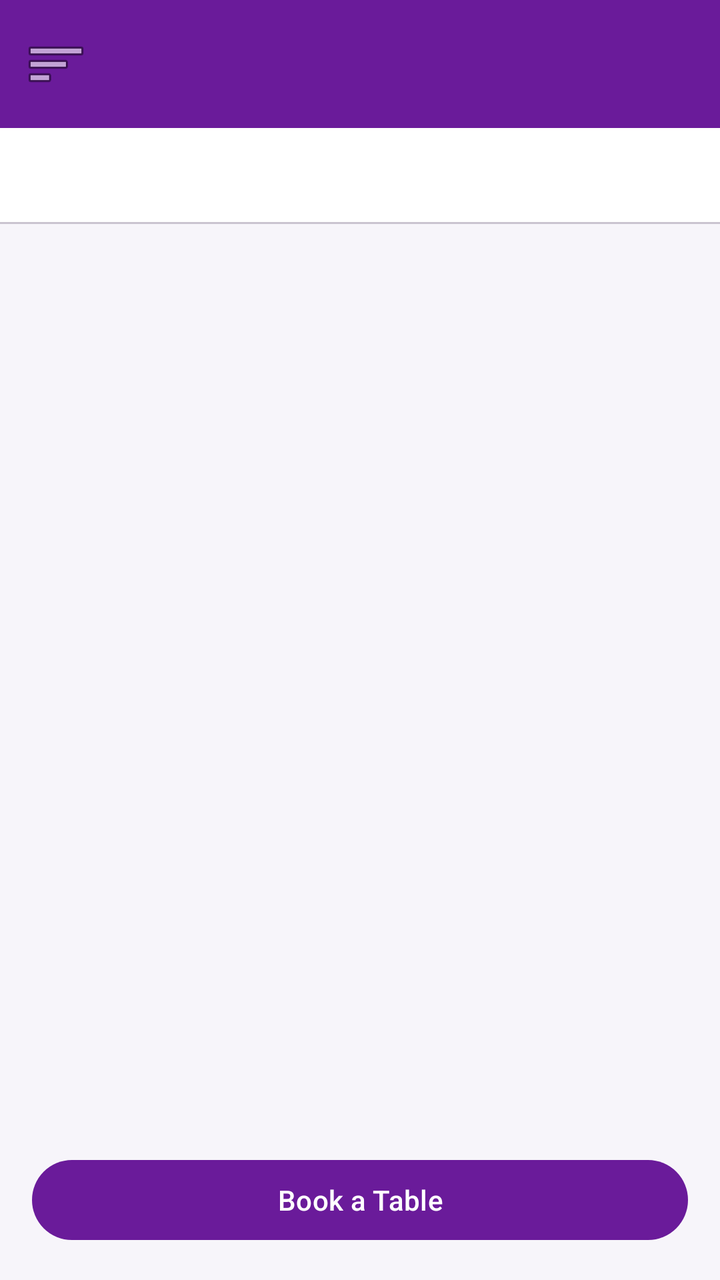
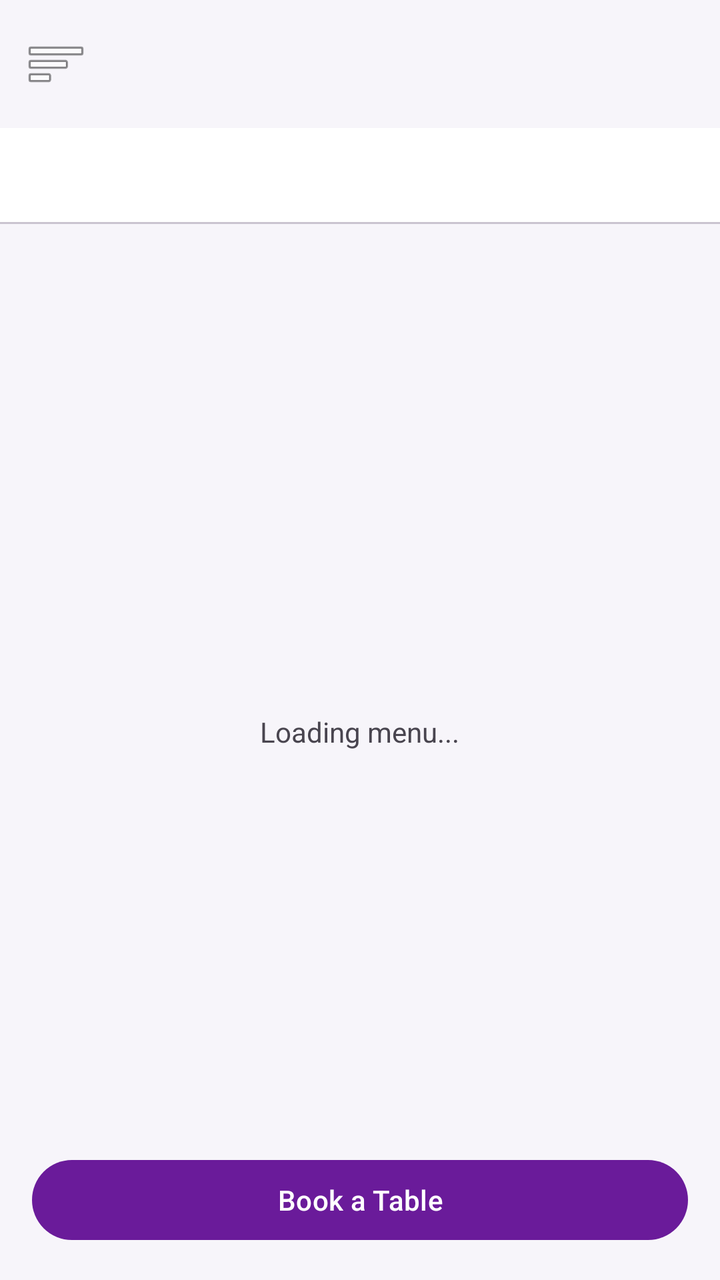

An Android layout rendered at two revisions. The XML below is the earlier revision; the diff shows what the commit changed to produce the second picture.
<!-- AndroidManifest.xml: application theme Theme.COMP2000RestaurantApp -->
<!-- res/layout/activity_menu.xml -->
<?xml version="1.0" encoding="utf-8"?>
<androidx.drawerlayout.widget.DrawerLayout
    xmlns:android="http://schemas.android.com/apk/res/android"
    xmlns:app="http://schemas.android.com/apk/res-auto"
    android:id="@+id/drawer_layout"
    android:layout_width="match_parent"
    android:layout_height="match_parent">

    <FrameLayout
        android:layout_width="match_parent"
        android:layout_height="match_parent">

        <LinearLayout
            android:orientation="vertical"
            android:layout_width="match_parent"
            android:layout_height="match_parent">

            <com.google.android.material.appbar.MaterialToolbar
                android:id="@+id/topAppBar"
                android:layout_width="match_parent"
                android:layout_height="wrap_content"
                android:title="Menu"
                app:navigationIcon="@android:drawable/ic_menu_sort_by_size"
                style="@style/AppToolbar"/>

            <com.google.android.material.tabs.TabLayout
                android:id="@+id/tabLayout"
                android:layout_width="match_parent"
                android:layout_height="wrap_content"
                app:tabIndicatorColor="@color/purple_secondary"
                app:tabSelectedTextColor="@color/purple_primary"/>

            <ScrollView
                android:id="@+id/scrollMenu"
                android:layout_width="match_parent"
                android:layout_height="0dp"
                android:layout_weight="1"
                android:padding="16dp">

                <LinearLayout
                    android:id="@+id/menuContainer"
                    android:orientation="vertical"
                    android:layout_width="match_parent"
                    android:layout_height="wrap_content"/>
            </ScrollView>

            <com.google.android.material.button.MaterialButton
                android:id="@+id/btnBookNow"
                android:layout_width="match_parent"
                android:layout_height="wrap_content"
                android:text="Book a Table"
                android:layout_margin="16dp"/>
        </LinearLayout>

        
        <com.google.android.material.floatingactionbutton.FloatingActionButton
            android:id="@+id/fabAddItem"
            android:layout_width="wrap_content"
            android:layout_height="wrap_content"
            android:layout_gravity="bottom|end"
            android:layout_margin="24dp"
            android:contentDescription="Add menu item"
            android:src="@android:drawable/ic_input_add"
            android:visibility="gone"
            app:backgroundTint="@color/purple_primary"/>

    </FrameLayout>

    <com.google.android.material.navigation.NavigationView
        android:id="@+id/navigation_view"
        android:layout_width="280dp"
        android:layout_height="match_parent"
        android:layout_gravity="start"
        app:menu="@menu/drawer_menu"
        app:headerLayout="@layout/drawer_header"/>

</androidx.drawerlayout.widget.DrawerLayout>
<!-- res/layout/drawer_header.xml (included above) -->
<?xml version="1.0" encoding="utf-8"?>
<LinearLayout
    xmlns:android="http://schemas.android.com/apk/res/android"
    android:orientation="vertical"
    android:padding="24dp"
    android:gravity="bottom"
    android:background="@color/purple_primary"
    android:layout_width="match_parent"
    android:layout_height="160dp">

    <TextView
        android:text="Restaurant App"
        android:textColor="@android:color/white"
        android:textSize="18sp"
        android:textStyle="bold"
        android:layout_width="wrap_content"
        android:layout_height="wrap_content"/>

    <TextView
        android:text="guest@user.com"
        android:textColor="@android:color/white"
        android:textSize="14sp"
        android:layout_marginTop="4dp"
        android:layout_width="wrap_content"
        android:layout_height="wrap_content"/>
</LinearLayout>
<!-- resources referenced by this layout -->
<resources>
  <color name="purple_primary">#6A1B9A</color>
  <color name="purple_secondary">#9C27B0</color>
  <style name="AppToolbar" parent="Widget.Material3.Toolbar">
          <item name="android:background">?attr/colorPrimary</item>
          <item name="android:elevation">4dp</item>
          <item name="titleTextColor">@android:color/white</item>
          <item name="subtitleTextColor">@android:color/white</item>
      </style>
  <style name="Theme.COMP2000RestaurantApp" parent="Theme.Material3.DayNight.NoActionBar">
          <item name="colorPrimary">@color/purple_primary</item>
          <item name="colorOnPrimary">@android:color/white</item>
          <item name="colorSecondary">@color/purple_secondary</item>
          <item name="colorSurface">@color/surface_white</item>
  
          <item name="android:windowBackground">@color/background_light</item>
      </style>
  <color name="surface_white">#FFFFFF</color>
  <color name="background_light">#F7F5FA</color>
</resources>

<!-- the commit's change to res/layout/activity_menu.xml (unified diff, before → after) -->
@@ -6,73 +6,98 @@
     android:layout_width="match_parent"
     android:layout_height="match_parent">
 
-    <FrameLayout
+    
+    <LinearLayout
+        android:orientation="vertical"
         android:layout_width="match_parent"
         android:layout_height="match_parent">
 
-        <LinearLayout
-            android:orientation="vertical"
+        
+        <com.google.android.material.appbar.MaterialToolbar
+            android:id="@+id/topAppBar"
             android:layout_width="match_parent"
-            android:layout_height="match_parent">
+            android:layout_height="wrap_content"
+            android:title="Menu"
+            app:navigationIcon="@android:drawable/ic_menu_sort_by_size"
+            app:elevation="4dp" />
 
-            <com.google.android.material.appbar.MaterialToolbar
-                android:id="@+id/topAppBar"
+        
+        <com.google.android.material.tabs.TabLayout
+            android:id="@+id/tabLayout"
+            android:layout_width="match_parent"
+            android:layout_height="wrap_content"
+            app:tabIndicatorColor="@color/purple_secondary"
+            app:tabSelectedTextColor="@color/purple_primary" />
+
+        
+        <FrameLayout
+            android:layout_width="match_parent"
+            android:layout_height="0dp"
+            android:layout_weight="1">
+
+            
+            <LinearLayout
+                android:id="@+id/loadingContainer"
                 android:layout_width="match_parent"
-                android:layout_height="wrap_content"
-                android:title="Menu"
-                app:navigationIcon="@android:drawable/ic_menu_sort_by_size"
-                style="@style/AppToolbar"/>
+                android:layout_height="match_parent"
+                android:gravity="center"
+                android:orientation="vertical">
 
-            <com.google.android.material.tabs.TabLayout
-                android:id="@+id/tabLayout"
+                <ProgressBar
+                    android:layout_width="wrap_content"
+                    android:layout_height="wrap_content" />
+
+                <TextView
+                    android:layout_width="wrap_content"
+                    android:layout_height="wrap_content"
+                    android:text="Loading menu..."
+                    android:layout_marginTop="12dp" />
+            </LinearLayout>
+
+            
+            <TextView
+                android:id="@+id/emptyStateText"
                 android:layout_width="match_parent"
-                android:layout_height="wrap_content"
-                app:tabIndicatorColor="@color/purple_secondary"
-                app:tabSelectedTextColor="@color/purple_primary"/>
+                android:layout_height="match_parent"
+                android:gravity="center"
+                android:text="No menu items available"
+                android:visibility="gone" />
 
+            
             <ScrollView
                 android:id="@+id/scrollMenu"
                 android:layout_width="match_parent"
-                android:layout_height="0dp"
-                android:layout_weight="1"
-                android:padding="16dp">
+                android:layout_height="match_parent"
+                android:visibility="gone">
 
                 <LinearLayout
                     android:id="@+id/menuContainer"
+                    android:layout_width="match_parent"
+                    android:layout_height="wrap_content"
                     android:orientation="vertical"
-                    android:layout_width="match_parent"
-                    android:layout_height="wrap_content"/>
+                    android:padding="16dp" />
             </ScrollView>
 
-            <com.google.android.material.button.MaterialButton
-                android:id="@+id/btnBookNow"
-                android:layout_width="match_parent"
-                android:layout_height="wrap_content"
-                android:text="Book a Table"
-                android:layout_margin="16dp"/>
-        </LinearLayout>
+        </FrameLayout>
 
         
-        <com.google.android.material.floatingactionbutton.FloatingActionButton
-            android:id="@+id/fabAddItem"
-            android:layout_width="wrap_content"
+        <com.google.android.material.button.MaterialButton
+            android:id="@+id/btnBookNow"
+            android:layout_width="match_parent"
             android:layout_height="wrap_content"
-            android:layout_gravity="bottom|end"
-            android:layout_margin="24dp"
-            android:contentDescription="Add menu item"
-            android:src="@android:drawable/ic_input_add"
-            android:visibility="gone"
-            app:backgroundTint="@color/purple_primary"/>
+            android:text="Book a Table"
+            android:layout_margin="16dp" />
 
-    </FrameLayout>
+    </LinearLayout>
 
+    
     <com.google.android.material.navigation.NavigationView
         android:id="@+id/navigation_view"
         android:layout_width="280dp"
         android:layout_height="match_parent"
         android:layout_gravity="start"
         app:menu="@menu/drawer_menu"
-        app:headerLayout="@layout/drawer_header"/>
+        app:headerLayout="@layout/drawer_header" />
 
 </androidx.drawerlayout.widget.DrawerLayout>
 <!-- res/layout/drawer_header.xml (included above) -->
<!-- resource entries referenced after the edit -->
@@ -2,12 +2,6 @@
 <resources>
   <color name="purple_primary">#6A1B9A</color>
   <color name="purple_secondary">#9C27B0</color>
-  <style name="AppToolbar" parent="Widget.Material3.Toolbar">
-          <item name="android:background">?attr/colorPrimary</item>
-          <item name="android:elevation">4dp</item>
-          <item name="titleTextColor">@android:color/white</item>
-          <item name="subtitleTextColor">@android:color/white</item>
-      </style>
   <style name="Theme.COMP2000RestaurantApp" parent="Theme.Material3.DayNight.NoActionBar">
           <item name="colorPrimary">@color/purple_primary</item>
           <item name="colorOnPrimary">@android:color/white</item>
